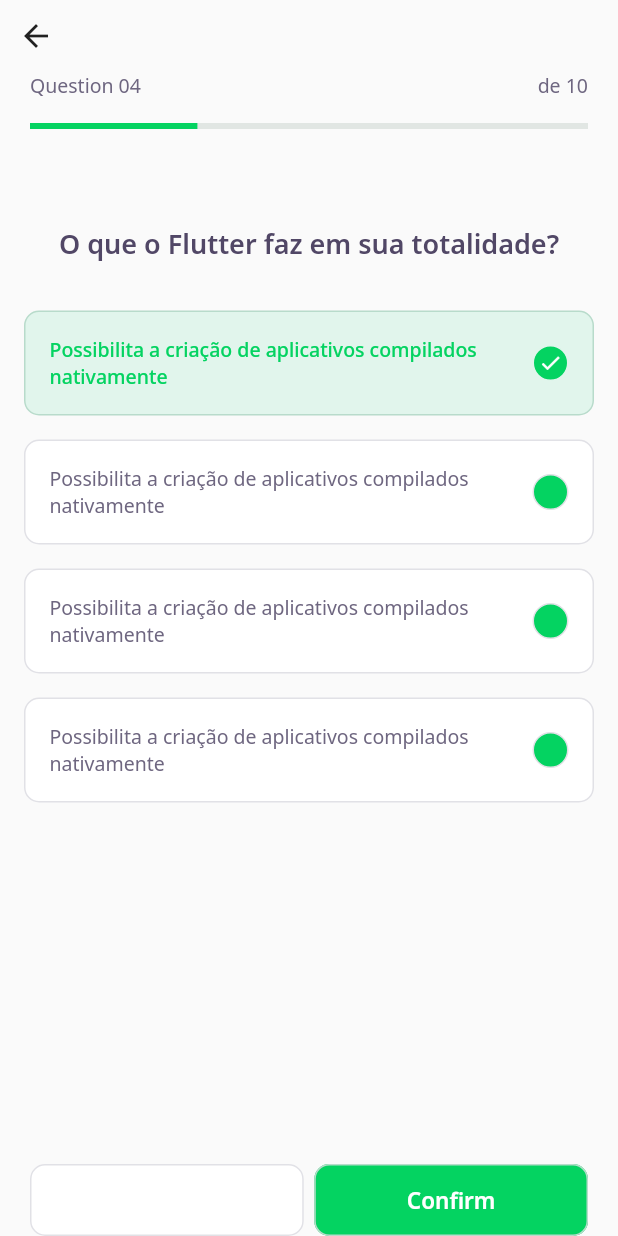
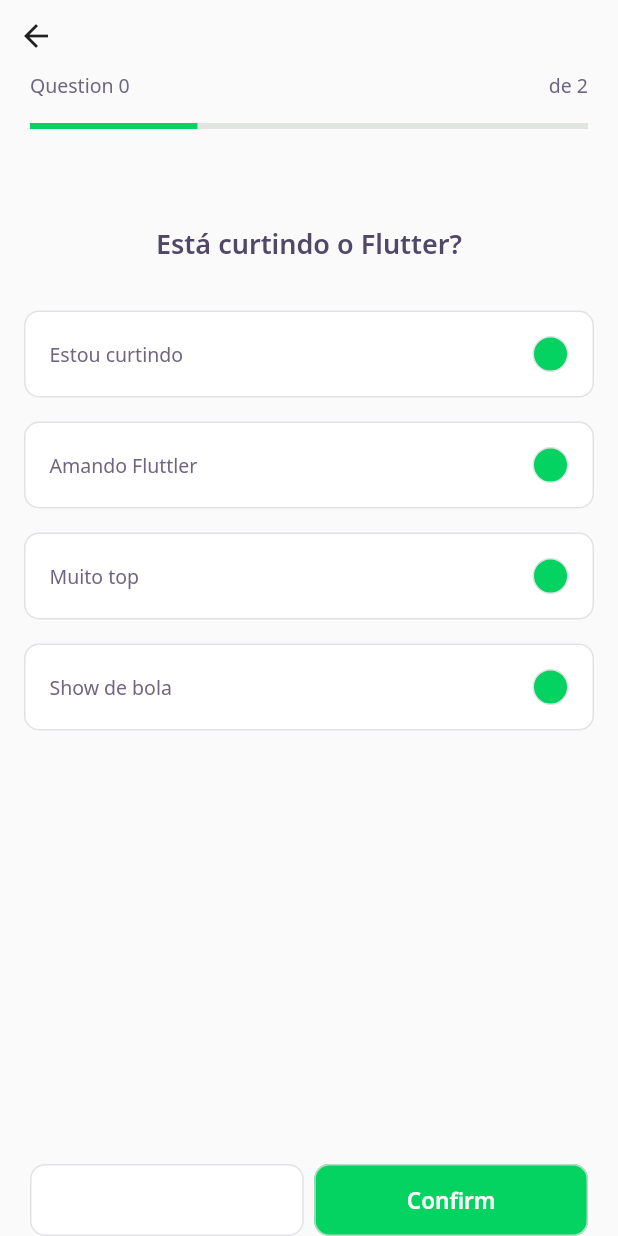
Before and after one commit to KetlenCamille/dev_quiz, a Flutter app: the screen it shows after launch, after a tap on "NLW 5 Flutter", on a phone screen of 412 x 824 dp. Run offline on Flutter 3.47's test engine with Material 2 defaults, Android fonts, the phone set to English and light mode, and no system bars; our stand-ins replace google_fonts; network calls fail.

Commit message:
Day 04 - Creating ChallengeController

```diff
--- /dev/null
+++ b/lib/challenge/challenge_controller.dart
@@ -0,0 +1,7 @@
+import 'package:flutter/foundation.dart';
+
+class ChallengeController{
+  final currentPageNotifier = ValueNotifier<int>(0);
+  int get currentPage => currentPageNotifier.value;
+  set currentPage(int value) => currentPageNotifier.value;
+}
--- a/lib/challenge/challenge_page.dart
+++ b/lib/challenge/challenge_page.dart
@@ -1,15 +1,34 @@
 import 'package:dev_quiz/challenge/widgets/next_button/next_button_widget.dart';
 import 'package:dev_quiz/challenge/widgets/question_indicator/question_indicator_widget.dart';
 import 'package:dev_quiz/challenge/widgets/quiz/quiz_widget.dart';
+import 'package:dev_quiz/shared/models/question_model.dart';
 import 'package:flutter/material.dart';
 
+import 'challenge_controller.dart';
+
 class ChallengePage extends StatefulWidget {
-  ChallengePage({Key? key}) : super(key : key);
+  final List<QuestionModel> questions;
+  ChallengePage({Key? key, required this.questions}) : super(key : key);
+
   @override
   _ChallengePageState createState() => _ChallengePageState();
 }
 
 class _ChallengePageState extends State<ChallengePage> {
+  final controller = ChallengeController();
+  final pageController = PageController();
+
+  @override
+  void initState(){
+    controller.currentPageNotifier.addListener((){
+      setState((){});
+    });
+    pageController.addListener((){
+      controller.currentPage = pageController.page!.toInt();
+    });
+    super.initState();
+  }
+
   @override
   Widget build(BuildContext context) {
     return Scaffold(
@@ -20,12 +39,18 @@ class _ChallengePageState extends State<ChallengePage> {
             crossAxisAlignment: CrossAxisAlignment.start,
             children: [
               BackButton(),
-              QuestionIndicatorWidget(),
+              QuestionIndicatorWidget(
+                currentPage : controller.currentPage,
+                length: widget.questions.length,
+              ),
             ],
           )
         ),
       ),
-      body: QuizWidget(title: "O que o Flutter faz em sua totalidade?"),
+      body: PageView(
+        controller: pageController,
+        children: widget.questions.map((e) => QuizWidget(question: e)).toList(),
+      ),
       bottomNavigationBar: SafeArea(
         child: Padding(
           padding: const EdgeInsets.symmetric(horizontal: 20),
--- a/lib/challenge/widgets/question_indicator/question_indicator_widget.dart
+++ b/lib/challenge/widgets/question_indicator/question_indicator_widget.dart
@@ -3,7 +3,9 @@ import 'package:dev_quiz/shared/widgets/progress_indicator/progress_indicator_wi
 import 'package:flutter/material.dart';
 
 class QuestionIndicatorWidget extends StatelessWidget {
-  const QuestionIndicatorWidget ({Key ? key}) : super(key : key);
+  final int currentPage;
+  final int length;
+  const QuestionIndicatorWidget ({Key ? key, required this.currentPage, required this.length}) : super(key : key);
 
   @override
   Widget build(BuildContext context) {
@@ -15,11 +17,11 @@ class QuestionIndicatorWidget extends StatelessWidget {
             mainAxisAlignment: MainAxisAlignment.spaceBetween,
             children: [
               Text(
-                "Question 04",
+                "Question $currentPage",
                 style: AppTextStyles.body,
               ),
               Text(
-                "de 10",
+                "de $length",
                 style: AppTextStyles.body,
               ),
             ],
@@ -27,7 +29,7 @@ class QuestionIndicatorWidget extends StatelessWidget {
           SizedBox(
             height: 16
           ),
-          ProgressIndicatorWidget(value: 0.7)
+          ProgressIndicatorWidget(value: currentPage / length)
         ],
       )
     );
--- a/lib/challenge/widgets/quiz/quiz_widget.dart
+++ b/lib/challenge/widgets/quiz/quiz_widget.dart
@@ -1,10 +1,11 @@
 import 'package:dev_quiz/challenge/widgets/awnser/awnser_widget.dart';
 import 'package:dev_quiz/core/core.dart';
+import 'package:dev_quiz/shared/models/question_model.dart';
 import 'package:flutter/material.dart';
 
 class QuizWidget extends StatelessWidget {
-  final String title;
-  const QuizWidget ({Key ? key, required this.title}) : super(key : key);
+  final QuestionModel question;
+  const QuizWidget ({Key ? key, required this.question}) : super(key : key);
 
   @override
   Widget build(BuildContext context) {
@@ -13,20 +14,18 @@ class QuizWidget extends StatelessWidget {
         children: [
           SizedBox(height: 64),
           Text(
-            title,
+            question.title,
             style: AppTextStyles.heading,
           ),
           SizedBox(
             height: 24
           ),
-          AwnserWidget(
-            isRight:true,
-            isSelected: true,
-            title: "Possibilita a criação de aplicativos compilados nativamente"
+          ...question.awnsers.map(
+            (e) => AwnserWidget(
+              isRight: e.isRight,
+              title: e.title
+            ),
           ),
-          AwnserWidget(title: "Possibilita a criação de aplicativos compilados nativamente"),
-          AwnserWidget(title: "Possibilita a criação de aplicativos compilados nativamente"),
-          AwnserWidget(title: "Possibilita a criação de aplicativos compilados nativamente"),
         ],
       )
     );
--- a/lib/home/home_page.dart
+++ b/lib/home/home_page.dart
@@ -59,7 +59,7 @@ class _HomePageState extends State<HomePage> {
                     title: e.title,
                     completed: "${e.questionAwnsered}/${e.questions.length}",
                     onTap: (){
-                      Navigator.push(context, MaterialPageRoute(builder: (context) => ChallengePage()));
+                      Navigator.push(context, MaterialPageRoute(builder: (context) => ChallengePage(questions: e.questions)));
                     },
                     percent: e.questionAwnsered / e.questions.length
                     )).toList()
```
